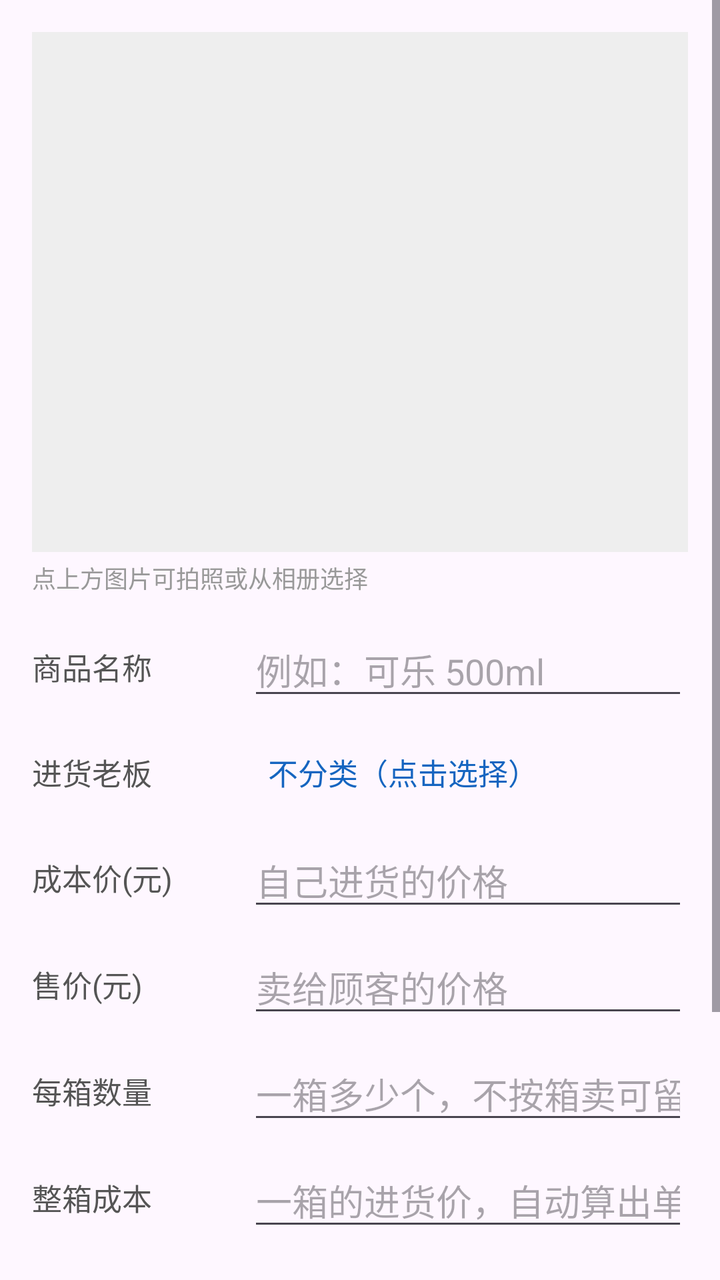
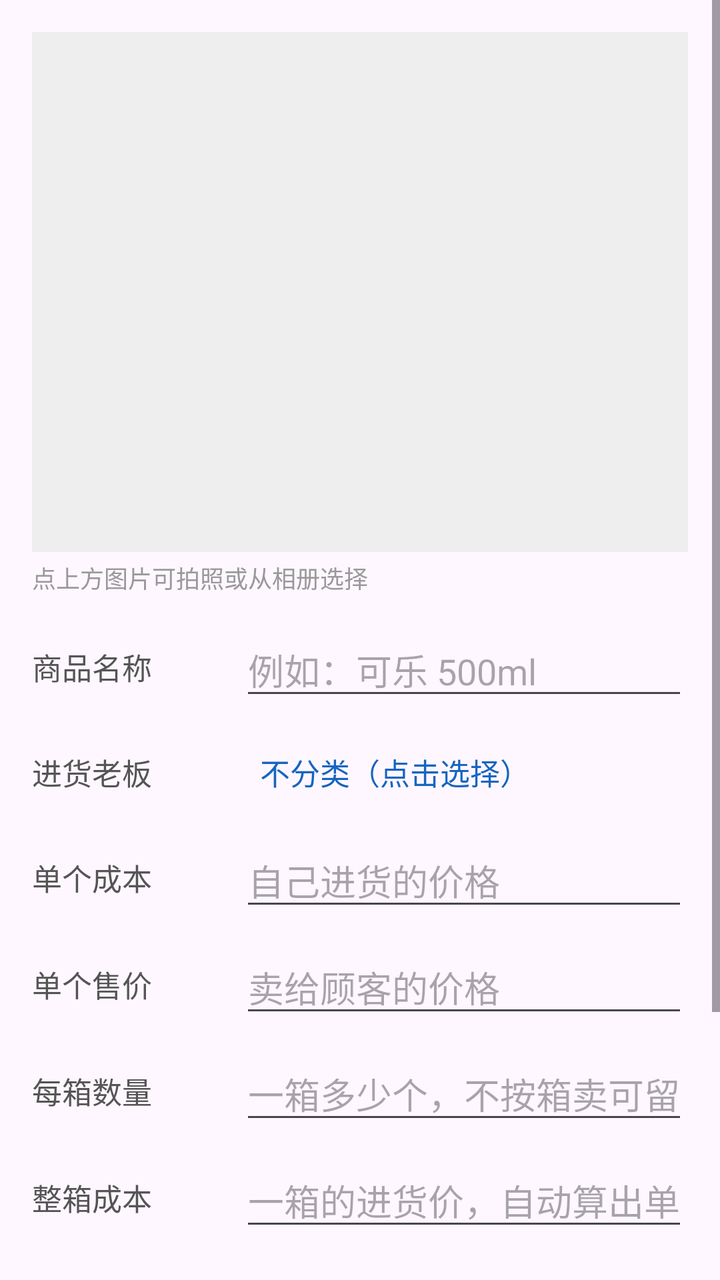

The first picture is an Android layout as it rendered before a commit; the second is the same layout after the commit. The layout source and the unified diff follow.
<!-- AndroidManifest.xml: application theme Theme.Shop -->
<!-- res/layout/activity_edit_item.xml -->
<?xml version="1.0" encoding="utf-8"?>
<ScrollView xmlns:android="http://schemas.android.com/apk/res/android"
    android:layout_width="match_parent"
    android:layout_height="match_parent">

    <LinearLayout
        android:layout_width="match_parent"
        android:layout_height="wrap_content"
        android:orientation="vertical"
        android:padding="16dp">

        <ImageView
            android:id="@+id/ivPhoto"
            android:layout_width="match_parent"
            android:layout_height="260dp"
            android:background="#EEEEEE"
            android:contentDescription="商品图片"
            android:scaleType="centerCrop" />

        <TextView
            android:layout_width="match_parent"
            android:layout_height="wrap_content"
            android:layout_marginTop="4dp"
            android:text="点上方图片可拍照或从相册选择"
            android:textColor="#999999"
            android:textSize="12sp" />

        <LinearLayout
            android:layout_width="match_parent"
            android:layout_height="wrap_content"
            android:layout_marginTop="14dp"
            android:gravity="center_vertical"
            android:orientation="horizontal">

            <TextView
                android:layout_width="100dp"
                android:layout_marginEnd="8dp"
                android:layout_height="wrap_content"
                android:text="商品名称"
                android:textColor="#555555"
                android:textSize="15sp" />

            <EditText
                android:id="@+id/etName"
                android:layout_width="0dp"
                android:layout_height="wrap_content"
                android:layout_weight="1"
                android:hint="例如：可乐 500ml"
                android:inputType="text"
                android:maxLines="1" />
        </LinearLayout>

        <LinearLayout
            android:layout_width="match_parent"
            android:layout_height="wrap_content"
            android:layout_marginTop="10dp"
            android:gravity="center_vertical"
            android:orientation="horizontal">

            <TextView
                android:layout_width="100dp"
                android:layout_marginEnd="8dp"
                android:layout_height="wrap_content"
                android:text="进货老板"
                android:textColor="#555555"
                android:textSize="15sp" />

            <TextView
                android:id="@+id/tvShop"
                android:layout_width="0dp"
                android:layout_height="wrap_content"
                android:layout_weight="1"
                android:padding="10dp"
                android:text="不分类（点击选择）"
                android:textColor="#1565C0"
                android:textSize="15sp" />
        </LinearLayout>

        <LinearLayout
            android:layout_width="match_parent"
            android:layout_height="wrap_content"
            android:layout_marginTop="10dp"
            android:gravity="center_vertical"
            android:orientation="horizontal">

            <TextView
                android:layout_width="100dp"
                android:layout_marginEnd="8dp"
                android:layout_height="wrap_content"
                android:text="成本价(元)"
                android:textColor="#555555"
                android:textSize="15sp" />

            <EditText
                android:id="@+id/etCost"
                android:layout_width="0dp"
                android:layout_height="wrap_content"
                android:layout_weight="1"
                android:hint="自己进货的价格"
                android:inputType="numberDecimal" />
        </LinearLayout>

        <LinearLayout
            android:layout_width="match_parent"
            android:layout_height="wrap_content"
            android:layout_marginTop="10dp"
            android:gravity="center_vertical"
            android:orientation="horizontal">

            <TextView
                android:layout_width="100dp"
                android:layout_marginEnd="8dp"
                android:layout_height="wrap_content"
                android:text="售价(元)"
                android:textColor="#555555"
                android:textSize="15sp" />

            <EditText
                android:id="@+id/etPrice"
                android:layout_width="0dp"
                android:layout_height="wrap_content"
                android:layout_weight="1"
                android:hint="卖给顾客的价格"
                android:inputType="numberDecimal" />
        </LinearLayout>

        <LinearLayout
            android:layout_width="match_parent"
            android:layout_height="wrap_content"
            android:layout_marginTop="10dp"
            android:gravity="center_vertical"
            android:orientation="horizontal">

            <TextView
                android:layout_width="100dp"
                android:layout_marginEnd="8dp"
                android:layout_height="wrap_content"
                android:text="每箱数量"
                android:textColor="#555555"
                android:textSize="15sp" />

            <EditText
                android:id="@+id/etBoxQty"
                android:layout_width="0dp"
                android:layout_height="wrap_content"
                android:layout_weight="1"
                android:hint="一箱多少个，不按箱卖可留空"
                android:inputType="number"
                android:maxLines="1" />
        </LinearLayout>

        <LinearLayout
            android:layout_width="match_parent"
            android:layout_height="wrap_content"
            android:layout_marginTop="10dp"
            android:gravity="center_vertical"
            android:orientation="horizontal">

            <TextView
                android:layout_width="100dp"
                android:layout_marginEnd="8dp"
                android:layout_height="wrap_content"
                android:text="整箱成本"
                android:textColor="#555555"
                android:textSize="15sp" />

            <EditText
                android:id="@+id/etBoxCost"
                android:layout_width="0dp"
                android:layout_height="wrap_content"
                android:layout_weight="1"
                android:hint="一箱的进货价，自动算出单件成本"
                android:inputType="numberDecimal"
                android:maxLines="1" />
        </LinearLayout>

        <LinearLayout
            android:layout_width="match_parent"
            android:layout_height="wrap_content"
            android:layout_marginTop="10dp"
            android:gravity="center_vertical"
            android:orientation="horizontal">

            <TextView
                android:layout_width="100dp"
                android:layout_marginEnd="8dp"
                android:layout_height="wrap_content"
                android:text="整箱售价"
                android:textColor="#555555"
                android:textSize="15sp" />

            <EditText
                android:id="@+id/etBoxPrice"
                android:layout_width="0dp"
                android:layout_height="wrap_content"
                android:layout_weight="1"
                android:hint="留空则按 售价×数量 自动算"
                android:inputType="numberDecimal"
                android:maxLines="1" />
        </LinearLayout>

        <Button
            android:id="@+id/btnSave"
            android:layout_width="match_parent"
            android:layout_height="wrap_content"
            android:layout_marginTop="18dp"
            android:text="保存" />

        <Button
            android:id="@+id/btnDelete"
            style="@style/Widget.Material3.Button.OutlinedButton"
            android:layout_width="match_parent"
            android:layout_height="wrap_content"
            android:layout_marginTop="6dp"
            android:text="删除该商品"
            android:textColor="#D32F2F" />
    </LinearLayout>
</ScrollView>
<!-- resources referenced by this layout -->
<resources>
  <style name="Theme.Shop" parent="Theme.Material3.DayNight">
          <item name="colorPrimary">@color/primary</item>
      </style>
  <color name="primary">#E65100</color>
</resources>

<!-- the commit's change to res/layout/activity_edit_item.xml (unified diff, before → after) -->
@@ -34,7 +34,7 @@
 
             <TextView
                 android:layout_width="100dp"
-                android:layout_marginEnd="8dp"
+                android:layout_marginEnd="4dp"
                 android:layout_height="wrap_content"
                 android:text="商品名称"
                 android:textColor="#555555"
@@ -59,7 +59,7 @@
 
             <TextView
                 android:layout_width="100dp"
-                android:layout_marginEnd="8dp"
+                android:layout_marginEnd="4dp"
                 android:layout_height="wrap_content"
                 android:text="进货老板"
                 android:textColor="#555555"
@@ -85,9 +85,9 @@
 
             <TextView
                 android:layout_width="100dp"
-                android:layout_marginEnd="8dp"
-                android:layout_height="wrap_content"
-                android:text="成本价(元)"
+                android:layout_marginEnd="4dp"
+                android:layout_height="wrap_content"
+                android:text="单个成本"
                 android:textColor="#555555"
                 android:textSize="15sp" />
 
@@ -109,9 +109,9 @@
 
             <TextView
                 android:layout_width="100dp"
-                android:layout_marginEnd="8dp"
-                android:layout_height="wrap_content"
-                android:text="售价(元)"
+                android:layout_marginEnd="4dp"
+                android:layout_height="wrap_content"
+                android:text="单个售价"
                 android:textColor="#555555"
                 android:textSize="15sp" />
 
@@ -133,7 +133,7 @@
 
             <TextView
                 android:layout_width="100dp"
-                android:layout_marginEnd="8dp"
+                android:layout_marginEnd="4dp"
                 android:layout_height="wrap_content"
                 android:text="每箱数量"
                 android:textColor="#555555"
@@ -158,7 +158,7 @@
 
             <TextView
                 android:layout_width="100dp"
-                android:layout_marginEnd="8dp"
+                android:layout_marginEnd="4dp"
                 android:layout_height="wrap_content"
                 android:text="整箱成本"
                 android:textColor="#555555"
@@ -183,7 +183,7 @@
 
             <TextView
                 android:layout_width="100dp"
-                android:layout_marginEnd="8dp"
+                android:layout_marginEnd="4dp"
                 android:layout_height="wrap_content"
                 android:text="整箱售价"
                 android:textColor="#555555"
